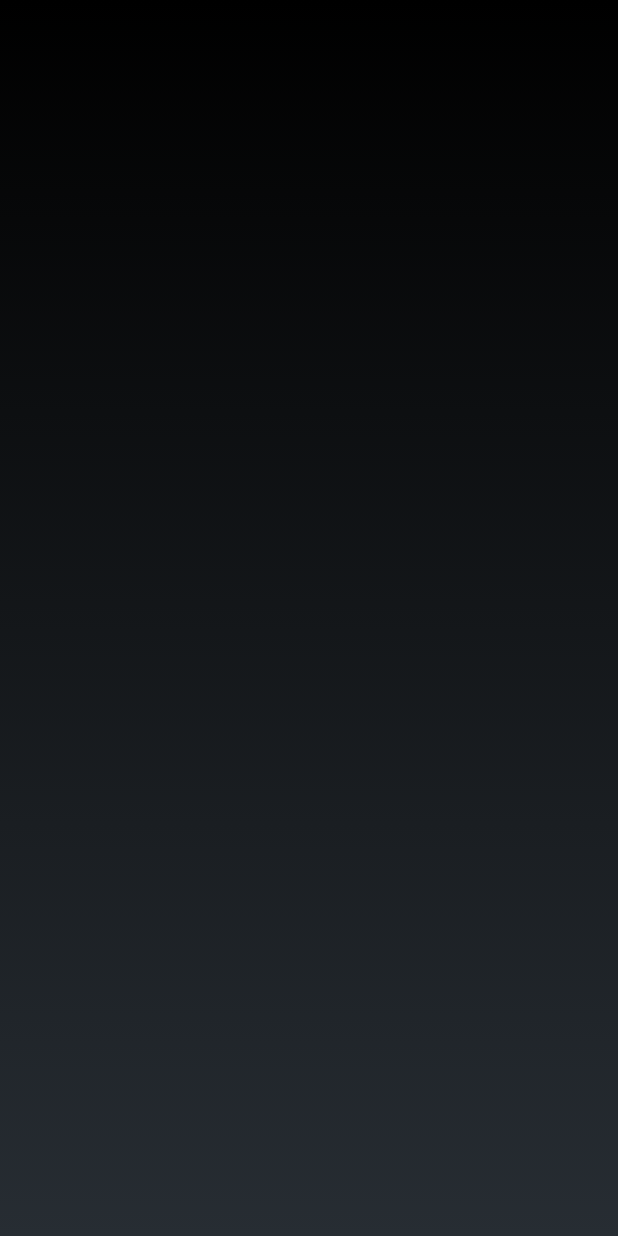
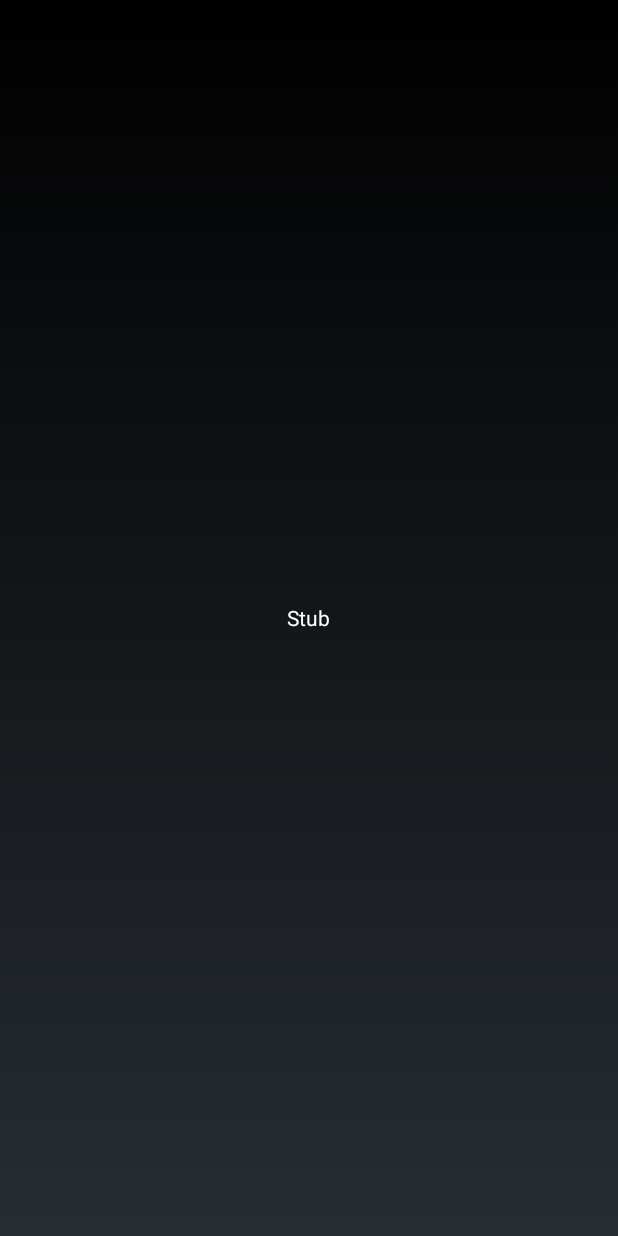
Before and after one commit to akrupych/DoomCameraView, an Android app: the screen it shows after launch (MainActivity), on a phone screen of 412 x 824 dp. Run offline under Robolectric (Android 15) with nearby library versions, the phone set to English and light mode, and no system bars.

Commit message:
Added main fragment

```diff
--- a/app/src/main/java/akrupych/doomcameraview/MainActivity.java
+++ b/app/src/main/java/akrupych/doomcameraview/MainActivity.java
@@ -1,12 +1,9 @@
 package akrupych.doomcameraview;
 
-import android.app.Activity;
-import android.support.v7.app.AppCompatActivity;
+import android.support.v4.app.FragmentActivity;
 import android.os.Bundle;
-import android.view.Menu;
-import android.view.MenuItem;
 
-public class MainActivity extends Activity {
+public class MainActivity extends FragmentActivity {
 
     @Override
     protected void onCreate(Bundle savedInstanceState) {
--- /dev/null
+++ b/app/src/main/java/akrupych/doomcameraview/MainFragment.java
@@ -0,0 +1,20 @@
+package akrupych.doomcameraview;
+
+import android.app.Fragment;
+import android.os.Bundle;
+import android.support.annotation.Nullable;
+import android.view.LayoutInflater;
+import android.view.View;
+import android.view.ViewGroup;
+
+/**
+ * Created by Andrew on 6/9/2015.
+ */
+public class MainFragment extends Fragment {
+
+    @Nullable
+    @Override
+    public View onCreateView(LayoutInflater inflater, ViewGroup container, Bundle savedInstanceState) {
+        return inflater.inflate(R.layout.fragment_main, container, false);
+    }
+}
--- a/app/src/main/res/layout/activity_main.xml
+++ b/app/src/main/res/layout/activity_main.xml
@@ -1,7 +1,4 @@
-<RelativeLayout xmlns:android="http://schemas.android.com/apk/res/android"
-    xmlns:tools="http://schemas.android.com/tools"
+<fragment xmlns:android="http://schemas.android.com/apk/res/android"
     android:layout_width="match_parent"
     android:layout_height="match_parent"
-    tools:context=".MainActivity">
-
-</RelativeLayout>
+    android:name="akrupych.doomcameraview.MainFragment"/>
--- /dev/null
+++ b/app/src/main/res/layout/fragment_main.xml
@@ -0,0 +1,13 @@
+<?xml version="1.0" encoding="utf-8"?>
+<RelativeLayout xmlns:android="http://schemas.android.com/apk/res/android"
+    android:layout_width="match_parent"
+    android:layout_height="match_parent">
+
+    <TextView
+        android:layout_width="wrap_content"
+        android:layout_height="wrap_content"
+        android:layout_centerInParent="true"
+        android:textColor="@android:color/white"
+        android:text="Stub"/>
+
+</RelativeLayout>
```
